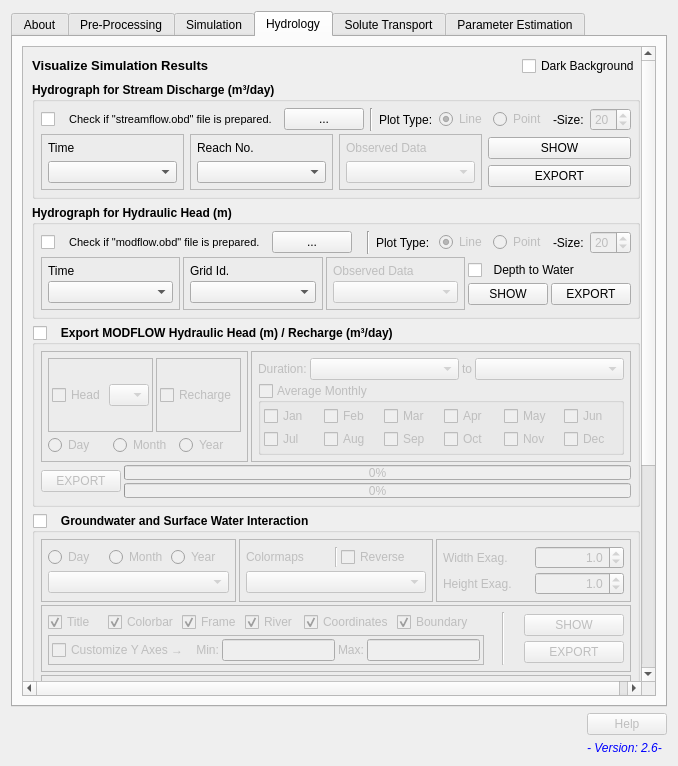
This is QSWATMOD_dialog_base.ui in spark-brc/qswatmod as Qt 5 draws it before an edit. The edited form follows.
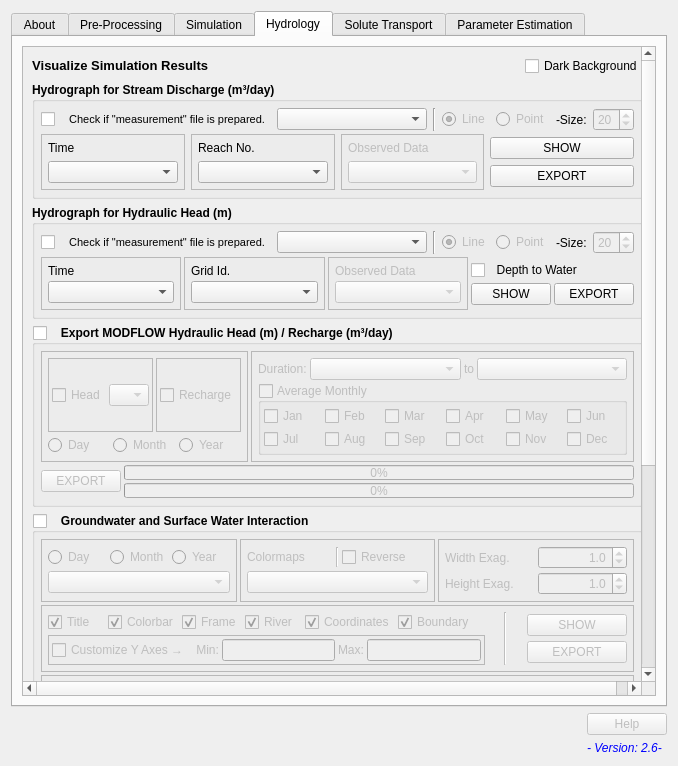
This is the edited form. The open tabs and pages were chosen to show the change. Icons and pictures are not drawn. Custom widgets are drawn as their Qt base class.

Commit message: to csv format

Diff of the .ui file:
```diff
--- a/QSWATMOD_dialog_base.ui
+++ b/QSWATMOD_dialog_base.ui
@@ -3969,9 +3969,9 @@
           <property name="geometry">
            <rect>
             <x>0</x>
-            <y>-248</y>
+            <y>0</y>
             <width>617</width>
-            <height>898</height>
+            <height>892</height>
            </rect>
           </property>
           <layout class="QVBoxLayout" name="verticalLayout_43">
@@ -4076,7 +4076,7 @@
                    </font>
                   </property>
                   <property name="text">
-                   <string>   Check if &quot;streamflow.obd&quot; file is prepared.</string>
+                   <string>   Check if &quot;measurement&quot; file is prepared.</string>
                   </property>
                   <property name="tristate">
                    <bool>false</bool>
@@ -4084,30 +4084,14 @@
                  </widget>
                 </item>
                 <item>
-                 <widget class="QPushButton" name="pushButton_str_obd">
-                  <property name="font">
-                   <font>
-                    <weight>50</weight>
-                    <bold>false</bold>
-                   </font>
-                  </property>
-                  <property name="text">
-                   <string>...</string>
-                  </property>
-                 </widget>
-                </item>
-                <item>
-                 <spacer name="horizontalSpacer_7">
-                  <property name="orientation">
-                   <enum>Qt::Horizontal</enum>
-                  </property>
-                  <property name="sizeHint" stdset="0">
+                 <widget class="QComboBox" name="comboBox_stf_obd">
+                  <property name="minimumSize">
                    <size>
-                    <width>40</width>
-                    <height>20</height>
+                    <width>150</width>
+                    <height>0</height>
                    </size>
                   </property>
-                 </spacer>
+                 </widget>
                 </item>
                 <item>
                  <widget class="Line" name="line_17">
@@ -4116,19 +4100,6 @@
                   </property>
                  </widget>
                 </item>
-                <item>
-                 <widget class="QLabel" name="label_2">
-                  <property name="font">
-                   <font>
-                    <weight>50</weight>
-                    <bold>false</bold>
-                   </font>
-                  </property>
-                  <property name="text">
-                   <string>Plot Type:</string>
-                  </property>
-                 </widget>
-                </item>
                 <item>
                  <widget class="QRadioButton" name="radioButton_str_obd_line">
                   <property name="enabled">
@@ -4423,7 +4394,7 @@
                    </font>
                   </property>
                   <property name="text">
-                   <string>   Check if &quot;modflow.obd&quot; file is prepared.</string>
+                   <string>   Check if &quot;measurement&quot; file is prepared.</string>
                   </property>
                   <property name="tristate">
                    <bool>false</bool>
@@ -4431,30 +4402,14 @@
                  </widget>
                 </item>
                 <item>
-                 <widget class="QPushButton" name="pushButton_mf_obd">
-                  <property name="font">
-                   <font>
-                    <weight>50</weight>
-                    <bold>false</bold>
-                   </font>
-                  </property>
-                  <property name="text">
-                   <string>...</string>
-                  </property>
-                 </widget>
-                </item>
-                <item>
-                 <spacer name="horizontalSpacer_6">
-                  <property name="orientation">
-                   <enum>Qt::Horizontal</enum>
-                  </property>
-                  <property name="sizeHint" stdset="0">
+                 <widget class="QComboBox" name="comboBox_dtw_obd">
+                  <property name="minimumSize">
                    <size>
-                    <width>40</width>
-                    <height>20</height>
+                    <width>150</width>
+                    <height>0</height>
                    </size>
                   </property>
-                 </spacer>
+                 </widget>
                 </item>
                 <item>
                  <widget class="Line" name="line_18">
@@ -4463,19 +4418,6 @@
                   </property>
                  </widget>
                 </item>
-                <item>
-                 <widget class="QLabel" name="label_3">
-                  <property name="font">
-                   <font>
-                    <weight>50</weight>
-                    <bold>false</bold>
-                   </font>
-                  </property>
-                  <property name="text">
-                   <string>Plot Type: </string>
-                  </property>
-                 </widget>
-                </item>
                 <item>
                  <widget class="QRadioButton" name="radioButton_wt_obd_line">
                   <property name="enabled">
```
Left out of the diff: 14 changed lines with no effect on the pictures. The commit also changes 2 other files.
